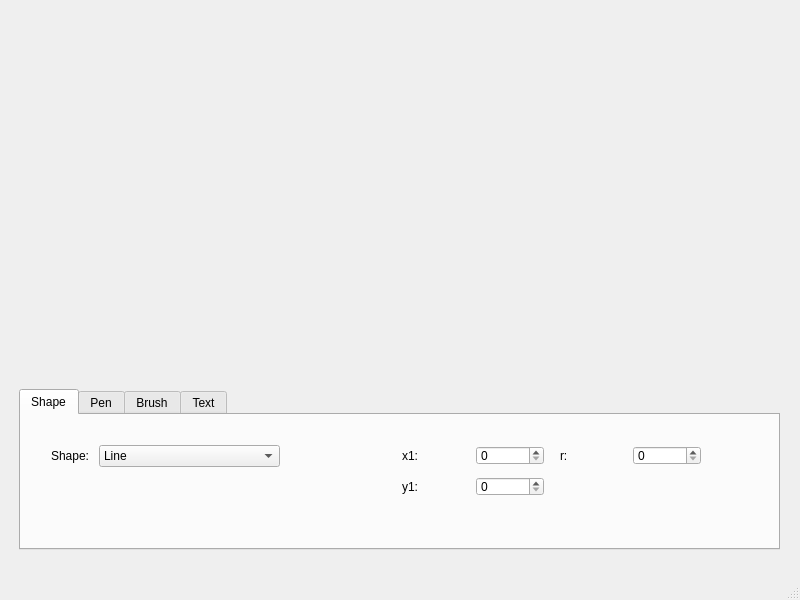
Before: the Qt Designer form mainwindow.ui in Rothcolt/PetCemetery, drawn with Qt 5.
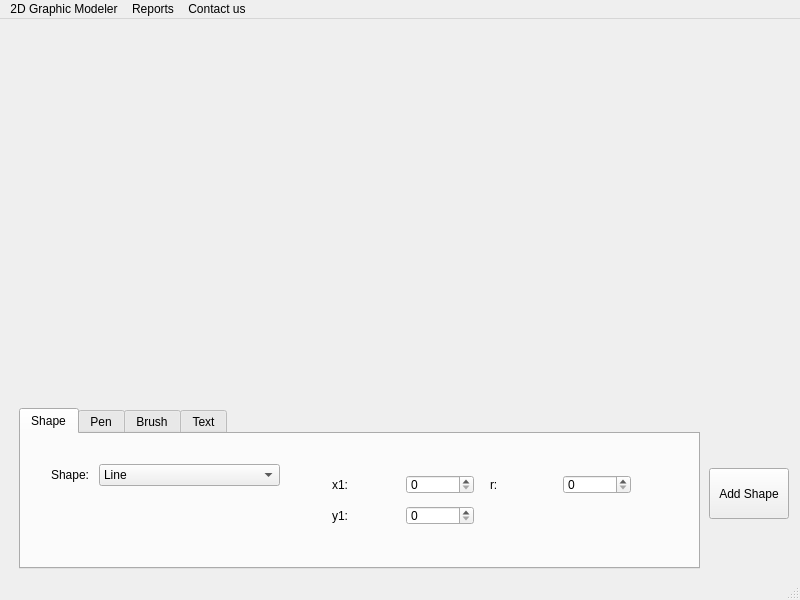
After: the same form once the commit is applied. The open tabs and pages were chosen to show the change. Custom widgets are drawn as their Qt base class.

Commit message: Created 'Add Shape' Button and menu bar

What changed in the file:
```diff
--- a/mainwindow.ui
+++ b/mainwindow.ui
@@ -89,7 +89,7 @@
        <rect>
         <x>20</x>
         <y>410</y>
-        <width>761</width>
+        <width>681</width>
         <height>161</height>
        </rect>
       </property>
@@ -164,8 +164,8 @@
        <widget class="QStackedWidget" name="shape_dimensions">
         <property name="geometry">
          <rect>
-          <x>350</x>
-          <y>10</y>
+          <x>290</x>
+          <y>20</y>
           <width>361</width>
           <height>101</height>
          </rect>
@@ -523,7 +523,7 @@
          <widget class="QWidget" name="formLayoutWidget_8">
           <property name="geometry">
            <rect>
-            <x>20</x>
+            <x>10</x>
             <y>10</y>
             <width>321</width>
             <height>71</height>
@@ -1186,6 +1186,19 @@
        </widget>
       </widget>
      </widget>
+     <widget class="QPushButton" name="add_shape_button">
+      <property name="geometry">
+       <rect>
+        <x>710</x>
+        <y>470</y>
+        <width>80</width>
+        <height>51</height>
+       </rect>
+      </property>
+      <property name="text">
+       <string>Add Shape</string>
+      </property>
+     </widget>
     </widget>
    </widget>
   </widget>
@@ -1198,6 +1211,24 @@
      <height>20</height>
     </rect>
    </property>
+   <widget class="QMenu" name="menu2D_Graphic_Modeler">
+    <property name="title">
+     <string>2D Graphic Modeler</string>
+    </property>
+   </widget>
+   <widget class="QMenu" name="menuReports">
+    <property name="title">
+     <string>Reports</string>
+    </property>
+   </widget>
+   <widget class="QMenu" name="menuContact_us">
+    <property name="title">
+     <string>Contact us</string>
+    </property>
+   </widget>
+   <addaction name="menu2D_Graphic_Modeler"/>
+   <addaction name="menuReports"/>
+   <addaction name="menuContact_us"/>
   </widget>
   <widget class="QStatusBar" name="statusbar"/>
  </widget>
```
Left out of the diff: 16 changed lines with no effect on the pictures.
